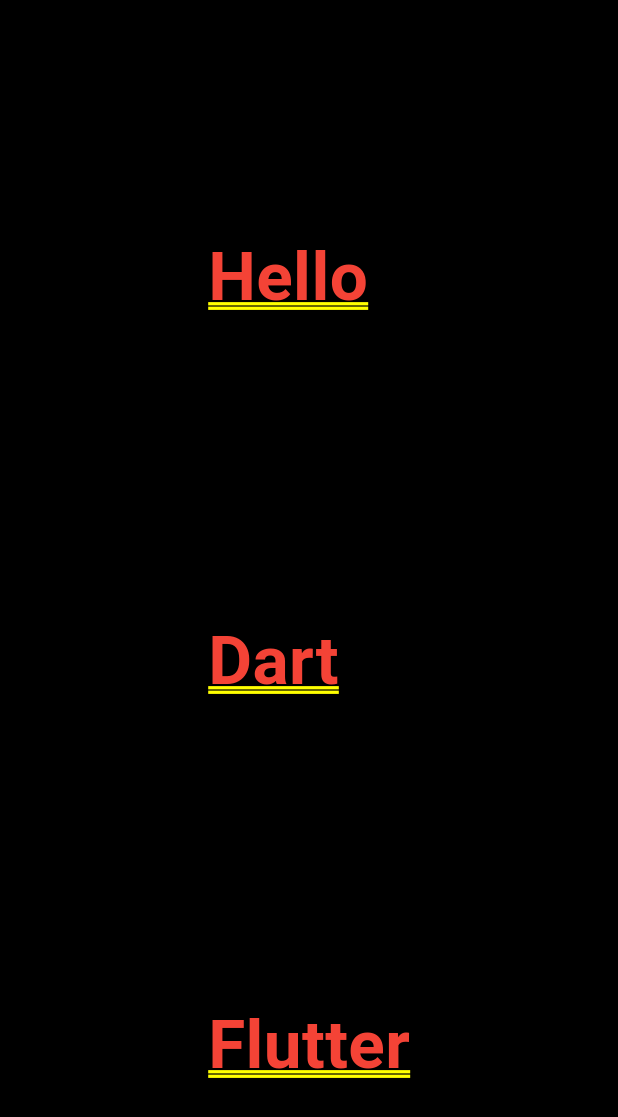
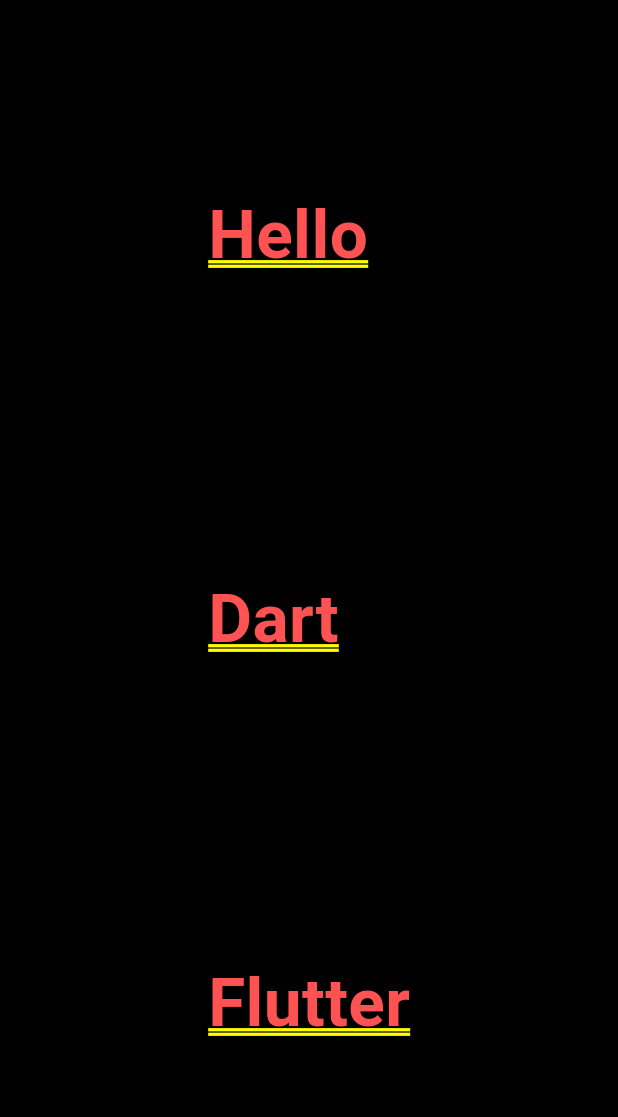
Before and after one commit to sadhana5953/flutter_project, a Flutter app: the screen it shows after launch, on a phone screen of 412 x 824 dp. Shown: the top 1117 px of the screen. Run offline on Flutter 3.47's test engine with Material 3 defaults, Android fonts, the phone set to English and light mode, and no system bars.

Commit message:
19-03-2024

```diff
--- a/lib/main.dart
+++ b/lib/main.dart
@@ -14,77 +14,22 @@ class MyApp extends StatelessWidget {
     return const MaterialApp(
       debugShowCheckedModeBanner: false,
       title: 'Flutter Demo',
-      home: const MyHomePage(title: ''),
+      home: SafeArea(
+          child: Scaffold(
+        //appBar: (),
+        backgroundColor: Colors.black,
+        body: (Center(
+            child: Text(
+          "Hello\n\n\n\nDart\n\n\n\nFlutter",
+          style: TextStyle(
+              color: Colors.redAccent,
+              fontSize: 45,
+              fontWeight: FontWeight.bold,
+              decoration: TextDecoration.underline,
+              decorationStyle: TextDecorationStyle.double,
+              decorationColor: Colors.yellowAccent),
+        ))),
+      )),
     );
   }
 }
-
-class MyHomePage extends StatefulWidget {
-  const MyHomePage({super.key, required this.title});
-  // This widget is the home page of your application. It is stateful, meaning
-  // that it has a State object (defined below) that contains fields that affect
-  // how it looks.
-
-  // This class is the configuration for the state. It holds the values (in this
-  // case the title) provided by the parent (in this case the App widget) and
-  // used by the build method of the State. Fields in a Widget subclass are
-  // always marked "final".
-  final String title;
-
-  @override
-  State<MyHomePage> createState() => _MyHomePageState();
-}
-
-class _MyHomePageState extends State<MyHomePage> {
-  @override
-  Widget build(BuildContext context) {
-    // This method is rerun every time setState is called, for instance as done
-    // by the _incrementCounter method above.
-    //
-    // The Flutter framework has been optimized to make rerunning build methods
-    // fast, so that you can just rebuild anything that needs updating rather
-    // than having to individually change instances of widgets.
-    return Scaffold(
-      backgroundColor: Colors.black,
-      appBar: AppBar(
-        // TRY THIS: Try changing the color here to a specific color (to
-        // Colors.amber, perhaps?) and trigger a hot reload to see the AppBar
-        // change color while the other colors stay the same.
-        backgroundColor: Colors.black,
-        // Here we take the value from the MyHomePage object that was created by
-        // the App.build method, and use it to set our appbar title.
-        title: Text(widget.title),
-      ),
-      body:const Center(
-        child: Column(
-          // Column is also a layout widget. It takes a list of children and
-          // arranges them vertically. By default, it sizes itself to fit its
-          // children horizontally, and tries to be as tall as its parent.
-          //
-          // Column has various properties to control how it sizes itself and
-          // how it positions its children. Here we use mainAxisAlignment to
-          // center the children vertically; the main axis here is the vertical
-          // axis because Columns are vertical (the cross axis would be
-          // horizontal).
-          //
-          // TRY THIS: Invoke "debug painting" (choose the "Toggle Debug Paint"
-          // action in the IDE, or press "p" in the console), to see the
-          // wireframe for each widget.
-          mainAxisAlignment: MainAxisAlignment.spaceAround,
-          children: <Widget>[
-            Text(
-              "Hello\n\n\n\nDart\n\n\n\nFlutter",
-              style: TextStyle(
-                  fontSize: 45,
-                  color: Colors.red,
-                  fontWeight: FontWeight.bold,
-                  decoration: TextDecoration.underline,
-                  decorationColor: Colors.yellowAccent,
-                  decorationStyle: TextDecorationStyle.double),
-            )
-          ],
-        ),
-      ), // This trailing comma makes auto-formatting nicer for build methods.
-    );
-  }
-}
```
